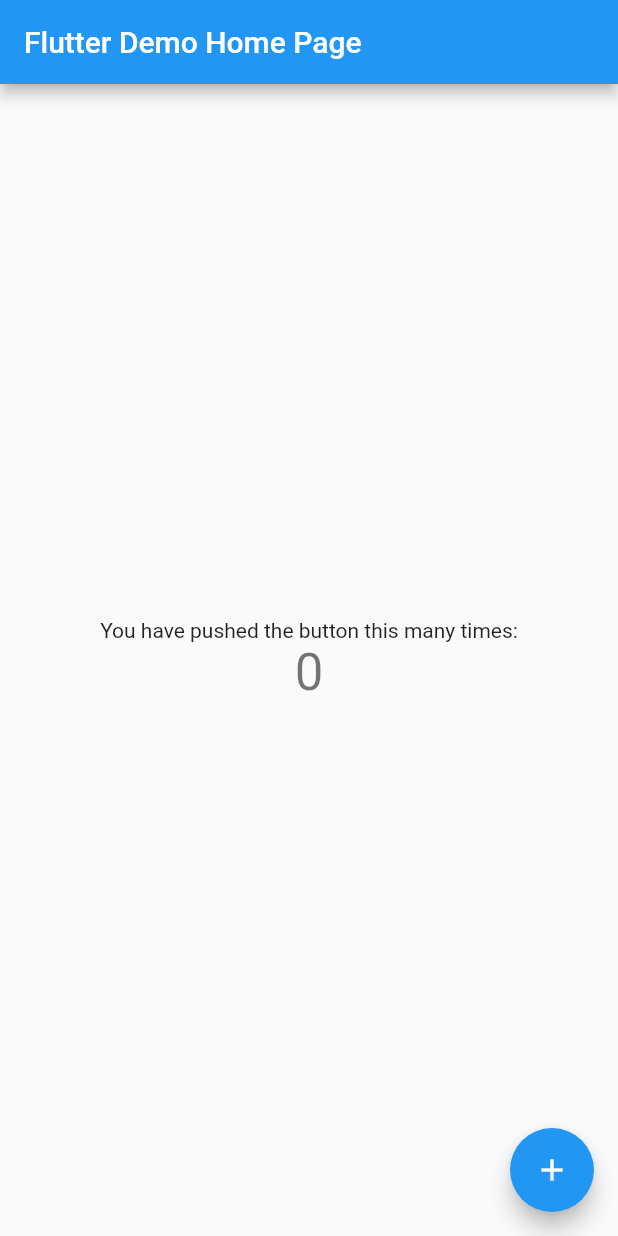
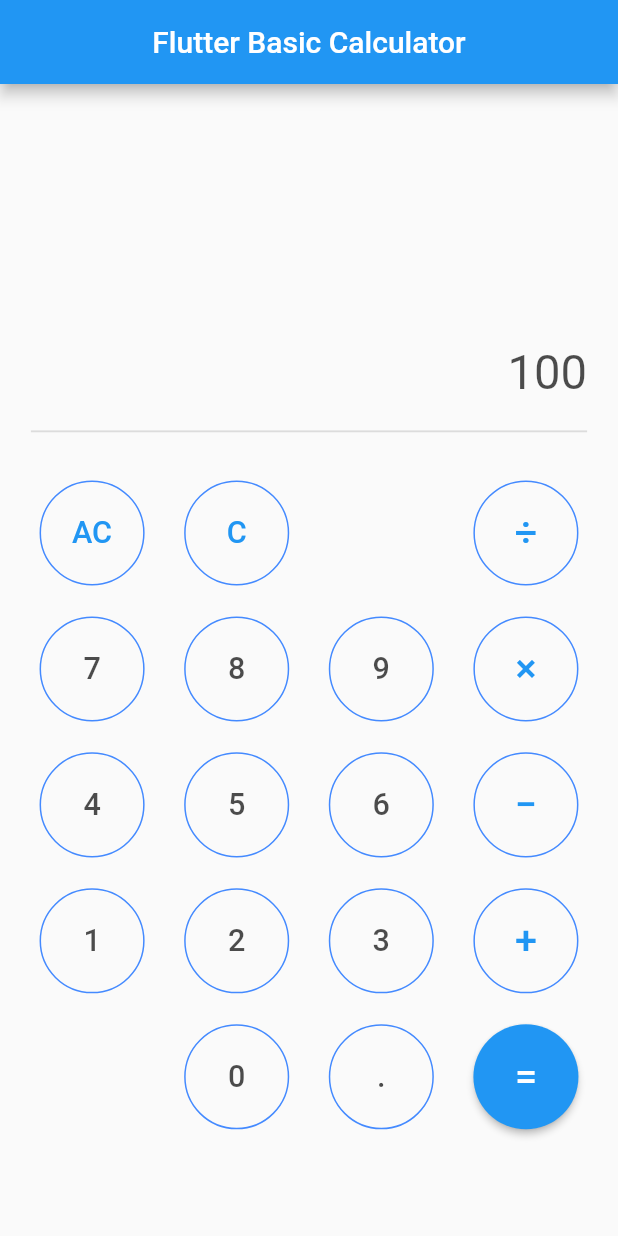
Before and after one commit to ShinMyth/flutter_basic_calculator, a Flutter app: the screen it shows after launch, on a phone screen of 412 x 824 dp. Run offline on Flutter 3.47's test engine with Material 2 defaults, Android fonts, the phone set to English and light mode, and no system bars; our stand-ins replace responsive_sizer.

Commit message:
Keith (UI - Ongoing) 2022-10-03

```diff
--- a/lib/main.dart
+++ b/lib/main.dart
@@ -1,4 +1,6 @@
+import 'package:basiccalculator/screens/splash_screen/splash_screen_view.dart';
 import 'package:flutter/material.dart';
+import 'package:responsive_sizer/responsive_sizer.dart';
 
 void main() {
   runApp(const MyApp());
@@ -7,109 +9,15 @@
 class MyApp extends StatelessWidget {
   const MyApp({Key? key}) : super(key: key);
 
-  // This widget is the root of your application.
   @override
   Widget build(BuildContext context) {
-    return MaterialApp(
-      title: 'Flutter Demo',
-      theme: ThemeData(
-        // This is the theme of your application.
-        //
-        // Try running your application with "flutter run". You'll see the
-        // application has a blue toolbar. Then, without quitting the app, try
-        // changing the primarySwatch below to Colors.green and then invoke
-        // "hot reload" (press "r" in the console where you ran "flutter run",
-        // or simply save your changes to "hot reload" in a Flutter IDE).
-        // Notice that the counter didn't reset back to zero; the application
-        // is not restarted.
-        primarySwatch: Colors.blue,
-      ),
-      home: const MyHomePage(title: 'Flutter Demo Home Page'),
+    return ResponsiveSizer(
+      builder: (context, orientation, screenType) {
+        return const MaterialApp(
+          title: "Flutter Basic Calculator",
+          home: SplashScreenView(),
+        );
+      },
     );
   }
 }
-
-class MyHomePage extends StatefulWidget {
-  const MyHomePage({Key? key, required this.title}) : super(key: key);
-
-  // This widget is the home page of your application. It is stateful, meaning
-  // that it has a State object (defined below) that contains fields that affect
-  // how it looks.
-
-  // This class is the configuration for the state. It holds the values (in this
-  // case the title) provided by the parent (in this case the App widget) and
-  // used by the build method of the State. Fields in a Widget subclass are
-  // always marked "final".
-
-  final String title;
-
-  @override
-  State<MyHomePage> createState() => _MyHomePageState();
-}
-
-class _MyHomePageState extends State<MyHomePage> {
-  int _counter = 0;
-
-  void _incrementCounter() {
-    setState(() {
-      // This call to setState tells the Flutter framework that something has
-      // changed in this State, which causes it to rerun the build method below
-      // so that the display can reflect the updated values. If we changed
-      // _counter without calling setState(), then the build method would not be
-      // called again, and so nothing would appear to happen.
-      _counter++;
-    });
-  }
-
-  @override
-  Widget build(BuildContext context) {
-    // This method is rerun every time setState is called, for instance as done
-    // by the _incrementCounter method above.
-    //
-    // The Flutter framework has been optimized to make rerunning build methods
-    // fast, so that you can just rebuild anything that needs updating rather
-    // than having to individually change instances of widgets.
-    return Scaffold(
-      appBar: AppBar(
-        // Here we take the value from the MyHomePage object that was created by
-        // the App.build method, and use it to set our appbar title.
-        title: Text(widget.title),
-      ),
-      body: Center(
-        // Center is a layout widget. It takes a single child and positions it
-        // in the middle of the parent.
-        child: Column(
-          // Column is also a layout widget. It takes a list of children and
-          // arranges them vertically. By default, it sizes itself to fit its
-          // children horizontally, and tries to be as tall as its parent.
-          //
-          // Invoke "debug painting" (press "p" in the console, choose the
-          // "Toggle Debug Paint" action from the Flutter Inspector in Android
-          // Studio, or the "Toggle Debug Paint" command in Visual Studio Code)
-          // to see the wireframe for each widget.
-          //
-          // Column has various properties to control how it sizes itself and
-          // how it positions its children. Here we use mainAxisAlignment to
-          // center the children vertically; the main axis here is the vertical
-          // axis because Columns are vertical (the cross axis would be
-          // horizontal).
-          mainAxisAlignment: MainAxisAlignment.center,
-          children: <Widget>[
-            const Text(
-              'You have pushed the button this many times:',
-            ),
-            Text(
-              '$_counter',
-              style: Theme.of(context).textTheme.headline4,
-            ),
-          ],
-        ),
-      ),
-      floatingActionButton: FloatingActionButton(
-        onPressed: _incrementCounter,
-        tooltip: 'Increment',
-        child: const Icon(Icons.add),
-      ), // This trailing comma makes auto-formatting nicer for build methods.
-    );
-  }
-}
--- /dev/null
+++ b/lib/screens/calculator_screen/calculator_screen_view.dart
@@ -0,0 +1,381 @@
+import 'package:flutter/material.dart';
+import 'package:responsive_sizer/responsive_sizer.dart';
+
+class CalculatorScreenView extends StatefulWidget {
+  const CalculatorScreenView({Key? key}) : super(key: key);
+
+  @override
+  State<CalculatorScreenView> createState() => _CalculatorScreenViewState();
+}
+
+class _CalculatorScreenViewState extends State<CalculatorScreenView> {
+  @override
+  Widget build(BuildContext context) {
+    return Scaffold(
+      appBar: AppBar(
+        title: const Text("Flutter Basic Calculator"),
+        centerTitle: true,
+      ),
+      body: Column(
+        mainAxisAlignment: MainAxisAlignment.center,
+        crossAxisAlignment: CrossAxisAlignment.center,
+        children: [
+          Container(
+            height: 17.h,
+            width: 100.w,
+            padding: EdgeInsets.symmetric(horizontal: 5.w),
+            child: Align(
+              alignment: Alignment.bottomRight,
+              child: Text(
+                "100",
+                style: TextStyle(
+                  fontSize: 23.sp,
+                  color: Colors.black.withOpacity(0.7),
+                ),
+              ),
+            ),
+          ),
+          SizedBox(height: 1.5.h),
+          Padding(
+            padding: EdgeInsets.symmetric(horizontal: 5.w),
+            child: const Divider(thickness: 1.25),
+          ),
+          SizedBox(height: 3.h),
+          Row(
+            mainAxisAlignment: MainAxisAlignment.spaceEvenly,
+            children: [
+              SizedBox(
+                height: 17.w,
+                width: 17.w,
+                child: OutlinedButton(
+                  onPressed: () {},
+                  style: OutlinedButton.styleFrom(
+                    shape: const CircleBorder(),
+                    side: const BorderSide(color: Colors.blueAccent),
+                  ),
+                  child: Text(
+                    "AC",
+                    style: TextStyle(fontSize: 18.5.sp),
+                  ),
+                ),
+              ),
+              SizedBox(
+                height: 17.w,
+                width: 17.w,
+                child: OutlinedButton(
+                  onPressed: () {},
+                  style: OutlinedButton.styleFrom(
+                    shape: const CircleBorder(),
+                    side: const BorderSide(color: Colors.blueAccent),
+                  ),
+                  child: Text(
+                    "C",
+                    style: TextStyle(fontSize: 18.5.sp),
+                  ),
+                ),
+              ),
+              SizedBox(width: 17.w),
+              SizedBox(
+                height: 17.w,
+                width: 17.w,
+                child: OutlinedButton(
+                  onPressed: () {},
+                  style: OutlinedButton.styleFrom(
+                    shape: const CircleBorder(),
+                    side: const BorderSide(color: Colors.blueAccent),
+                  ),
+                  child: Text(
+                    "÷",
+                    style: TextStyle(fontSize: 21.sp),
+                  ),
+                ),
+              ),
+            ],
+          ),
+          SizedBox(height: 2.5.h),
+          Row(
+            mainAxisAlignment: MainAxisAlignment.spaceEvenly,
+            children: [
+              SizedBox(
+                height: 17.w,
+                width: 17.w,
+                child: OutlinedButton(
+                  onPressed: () {},
+                  style: OutlinedButton.styleFrom(
+                    shape: const CircleBorder(),
+                    side: const BorderSide(color: Colors.blueAccent),
+                  ),
+                  child: Text(
+                    "7",
+                    style: TextStyle(
+                      fontSize: 18.5.sp,
+                      color: Colors.black.withOpacity(0.7),
+                    ),
+                  ),
+                ),
+              ),
+              SizedBox(
+                height: 17.w,
+                width: 17.w,
+                child: OutlinedButton(
+                  onPressed: () {},
+                  style: OutlinedButton.styleFrom(
+                    shape: const CircleBorder(),
+                    side: const BorderSide(color: Colors.blueAccent),
+                  ),
+                  child: Text(
+                    "8",
+                    style: TextStyle(
+                      fontSize: 18.5.sp,
+                      color: Colors.black.withOpacity(0.7),
+                    ),
+                  ),
+                ),
+              ),
+              SizedBox(
+                height: 17.w,
+                width: 17.w,
+                child: OutlinedButton(
+                  onPressed: () {},
+                  style: OutlinedButton.styleFrom(
+                    shape: const CircleBorder(),
+                    side: const BorderSide(color: Colors.blueAccent),
+                  ),
+                  child: Text(
+                    "9",
+                    style: TextStyle(
+                      fontSize: 18.5.sp,
+                      color: Colors.black.withOpacity(0.7),
+                    ),
+                  ),
+                ),
+              ),
+              SizedBox(
+                height: 17.w,
+                width: 17.w,
+                child: OutlinedButton(
+                  onPressed: () {},
+                  style: OutlinedButton.styleFrom(
+                    shape: const CircleBorder(),
+                    side: const BorderSide(color: Colors.blueAccent),
+                  ),
+                  child: Text(
+                    "×",
+                    style: TextStyle(fontSize: 21.sp),
+                  ),
+                ),
+              ),
+            ],
+          ),
+          SizedBox(height: 2.5.h),
+          Row(
+            mainAxisAlignment: MainAxisAlignment.spaceEvenly,
+            children: [
+              SizedBox(
+                height: 17.w,
+                width: 17.w,
+                child: OutlinedButton(
+                  onPressed: () {},
+                  style: OutlinedButton.styleFrom(
+                    shape: const CircleBorder(),
+                    side: const BorderSide(color: Colors.blueAccent),
+                  ),
+                  child: Text(
+                    "4",
+                    style: TextStyle(
+                      fontSize: 18.5.sp,
+                      color: Colors.black.withOpacity(0.7),
+                    ),
+                  ),
+                ),
+              ),
+              SizedBox(
+                height: 17.w,
+                width: 17.w,
+                child: OutlinedButton(
+                  onPressed: () {},
+                  style: OutlinedButton.styleFrom(
+                    shape: const CircleBorder(),
+                    side: const BorderSide(color: Colors.blueAccent),
+                  ),
+                  child: Text(
+                    "5",
+                    style: TextStyle(
+                      fontSize: 18.5.sp,
+                      color: Colors.black.withOpacity(0.7),
+                    ),
+                  ),
+                ),
+              ),
+              SizedBox(
+                height: 17.w,
+                width: 17.w,
+                child: OutlinedButton(
+                  onPressed: () {},
+                  style: OutlinedButton.styleFrom(
+                    shape: const CircleBorder(),
+                    side: const BorderSide(color: Colors.blueAccent),
+                  ),
+                  child: Text(
+                    "6",
+                    style: TextStyle(
+                      fontSize: 18.5.sp,
+                      color: Colors.black.withOpacity(0.7),
+                    ),
+                  ),
+                ),
+              ),
+              SizedBox(
+                height: 17.w,
+                width: 17.w,
+                child: OutlinedButton(
+                  onPressed: () {},
+                  style: OutlinedButton.styleFrom(
+                    shape: const CircleBorder(),
+                    side: const BorderSide(color: Colors.blueAccent),
+                  ),
+                  child: Text(
+                    "−",
+                    style: TextStyle(fontSize: 21.sp),
+                  ),
+                ),
+              ),
+            ],
+          ),
+          SizedBox(height: 2.5.h),
+          Row(
+            mainAxisAlignment: MainAxisAlignment.spaceEvenly,
+            children: [
+              SizedBox(
+                height: 17.w,
+                width: 17.w,
+                child: OutlinedButton(
+                  onPressed: () {},
+                  style: OutlinedButton.styleFrom(
+                    shape: const CircleBorder(),
+                    side: const BorderSide(color: Colors.blueAccent),
+                  ),
+                  child: Text(
+                    "1",
+                    style: TextStyle(
+                      fontSize: 18.5.sp,
+                      color: Colors.black.withOpacity(0.7),
+                    ),
+                  ),
+                ),
+              ),
+              SizedBox(
+                height: 17.w,
+                width: 17.w,
+                child: OutlinedButton(
+                  onPressed: () {},
+                  style: OutlinedButton.styleFrom(
+                    shape: const CircleBorder(),
+                    side: const BorderSide(color: Colors.blueAccent),
+                  ),
+                  child: Text(
+                    "2",
+                    style: TextStyle(
+                      fontSize: 18.5.sp,
+                      color: Colors.black.withOpacity(0.7),
+                    ),
+                  ),
+                ),
+              ),
+              SizedBox(
+                height: 17.w,
+                width: 17.w,
+                child: OutlinedButton(
+                  onPressed: () {},
+                  style: OutlinedButton.styleFrom(
+                    shape: const CircleBorder(),
+                    side: const BorderSide(color: Colors.blueAccent),
+                  ),
+                  child: Text(
+                    "3",
+                    style: TextStyle(
+                      fontSize: 18.5.sp,
+                      color: Colors.black.withOpacity(0.7),
+                    ),
+                  ),
+                ),
+              ),
+              SizedBox(
+                height: 17.w,
+                width: 17.w,
+                child: OutlinedButton(
+                  onPressed: () {},
+                  style: OutlinedButton.styleFrom(
+                    shape: const CircleBorder(),
+                    side: const BorderSide(color: Colors.blueAccent),
+                  ),
+                  child: Text(
+                    "+",
+                    style: TextStyle(fontSize: 21.sp),
+                  ),
+                ),
+              ),
+            ],
+          ),
+          SizedBox(height: 2.5.h),
+          Row(
+            mainAxisAlignment: MainAxisAlignment.spaceEvenly,
+            children: [
+              SizedBox(width: 17.w),
+              SizedBox(
+                height: 17.w,
+                width: 17.w,
+                child: OutlinedButton(
+                  onPressed: () {},
+                  style: OutlinedButton.styleFrom(
+                    shape: const CircleBorder(),
+                    side: const BorderSide(color: Colors.blueAccent),
+                  ),
+                  child: Text(
+                    "0",
+                    style: TextStyle(
+                      fontSize: 18.5.sp,
+                      color: Colors.black.withOpacity(0.7),
+                    ),
+                  ),
+                ),
+              ),
+              SizedBox(
+                height: 17.w,
+                width: 17.w,
+                child: OutlinedButton(
+                  onPressed: () {},
+                  style: OutlinedButton.styleFrom(
+                    shape: const CircleBorder(),
+                    side: const BorderSide(color: Colors.blueAccent),
+                  ),
+                  child: Text(
+                    ".",
+                    style: TextStyle(
+                      fontSize: 18.5.sp,
+                      color: Colors.black.withOpacity(0.7),
+                    ),
+                  ),
+                ),
+              ),
+              SizedBox(
+                height: 17.w,
+                width: 17.w,
+                child: ElevatedButton(
+                  onPressed: () {},
+                  style: ElevatedButton.styleFrom(
+                    shape: const CircleBorder(),
+                  ),
+                  child: Text(
+                    "=",
+                    style: TextStyle(fontSize: 21.sp),
+                  ),
+                ),
+              ),
+            ],
+          ),
+        ],
+      ),
+    );
+  }
+}
--- /dev/null
+++ b/lib/screens/splash_screen/splash_screen_view.dart
@@ -0,0 +1,41 @@
+import 'package:basiccalculator/screens/calculator_screen/calculator_screen_view.dart';
+import 'package:flutter/material.dart';
+import 'package:responsive_sizer/responsive_sizer.dart';
+
+class SplashScreenView extends StatefulWidget {
+  const SplashScreenView({Key? key}) : super(key: key);
+
+  @override
+  State<SplashScreenView> createState() => _SplashScreenViewState();
+}
+
+class _SplashScreenViewState extends State<SplashScreenView> {
+  @override
+  void initState() {
+    Future.delayed(
+      const Duration(milliseconds: 2500),
+      () {
+        Navigator.pushReplacement(
+          context,
+          MaterialPageRoute(
+            builder: (context) => const CalculatorScreenView(),
+          ),
+        );
+      },
+    );
+    super.initState();
+  }
+
+  @override
+  Widget build(BuildContext context) {
+    return Scaffold(
+      body: Center(
+        child: SizedBox(
+          height: 35.w,
+          width: 35.w,
+          child: Image.asset("assets/images/flutter-logo-with-label.png"),
+        ),
+      ),
+    );
+  }
+}
--- a/pubspec.yaml
+++ b/pubspec.yaml
@@ -35,6 +35,9 @@
   # Use with the CupertinoIcons class for iOS style icons.
   cupertino_icons: ^1.0.2
 
+  # Responsive sizer for UI
+  responsive_sizer: ^3.1.1
+
 dev_dependencies:
   flutter_test:
     sdk: flutter
@@ -56,6 +59,9 @@
   # included with your application, so that you can use the icons in
   # the material Icons class.
   uses-material-design: true
+
+  assets:
+    - assets/images/
 
   # To add assets to your application, add an assets section, like this:
   # assets:
```
Also changed, not shown: assets/images/flutter-logo-with-label.png (added), pubspec.lock.
